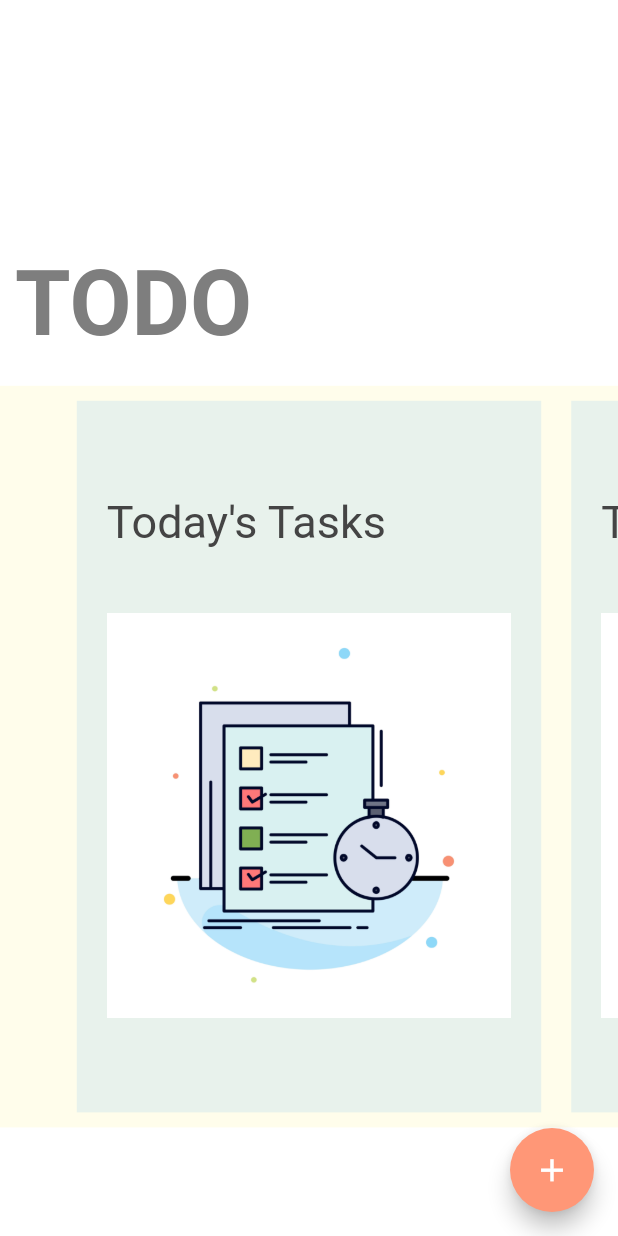
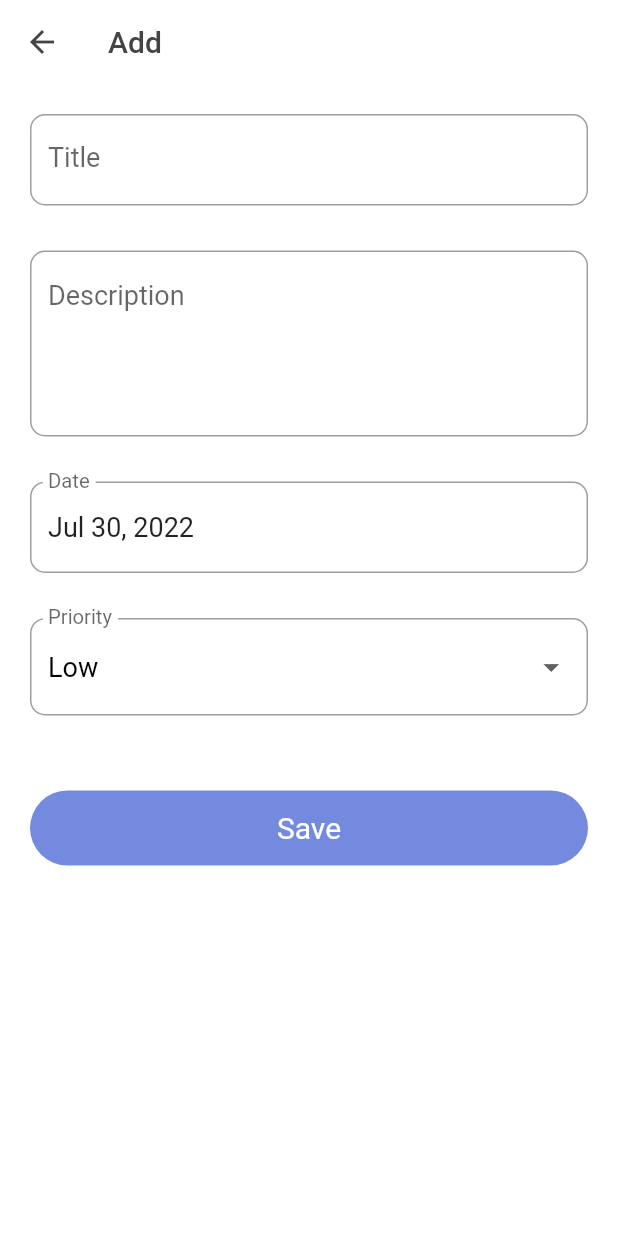
Before and after one commit to mshivkumar/flutterAssignmentTodo, a Flutter app: the screen it shows after launch, after a tap on the "add" icon, on a phone screen of 412 x 824 dp. Run offline on Flutter 3.47's test engine with Material 2 defaults, Android fonts, the phone set to English and light mode, and no system bars.

Commit message:
added few widgets

```diff
--- a/lib/main.dart
+++ b/lib/main.dart
@@ -1,4 +1,7 @@
 import 'package:flutter/material.dart';
+import 'package:flutter_assignment_todo/screens/add_task_screen.dart';
+import 'package:flutter_assignment_todo/screens/task_list_screen.dart';
+import 'package:flutter_assignment_todo/utils/theme.dart';
 
 import 'screens/home_page.dart';
 
@@ -14,10 +17,12 @@ class MyApp extends StatelessWidget {
   Widget build(BuildContext context) {
     return MaterialApp(
       title: 'Flutter Demo',
-      theme: ThemeData(
-        primarySwatch: Colors.blue,
-      ),
+      theme: CustomTheme.lightTheme,
       home: const HomePage(),
+      routes: {
+        AddTaskScreen.routeName: (ctx) => const AddTaskScreen(),
+        TaskListScreen.routeName: (ctx) => const TaskListScreen(),
+      },
     );
   }
 }
--- /dev/null
+++ b/lib/models/task.dart
@@ -0,0 +1,20 @@
+class Task {
+  int? id;
+  String? title;
+  DateTime? date;
+  String? priority;
+  int? status;
+
+  Task({
+    this.id,
+    this.title,
+    this.date,
+    this.priority,
+    this.status,
+  });
+
+  @override
+  String toString() {
+    return 'Task{id: $id, title: $title, date: $date, priority: $priority, status: $status}';
+  }
+}
--- /dev/null
+++ b/lib/screens/add_task_screen.dart
@@ -0,0 +1,214 @@
+import 'package:flutter/material.dart';
+import 'package:flutter_assignment_todo/utils/colors.dart';
+import 'package:intl/intl.dart';
+
+class AddTaskScreen extends StatefulWidget {
+  static const routeName = '/add-task-screen';
+
+  const AddTaskScreen({Key? key}) : super(key: key);
+
+  @override
+  State<AddTaskScreen> createState() => _AddTaskScreenState();
+}
+
+class _AddTaskScreenState extends State<AddTaskScreen> {
+  final DateFormat _dateFormatter = DateFormat('MMM dd, yyyy');
+  final List<String> _priorities = ['Low', 'Medium', 'High'];
+  final _formKey = GlobalKey<FormState>();
+  late TextEditingController _titleController;
+  late TextEditingController _descController;
+  late TextEditingController _dateController;
+  String _title = '';
+  String _description = '';
+  String _priority = 'Low';
+  DateTime _date =
+      DateTime(DateTime.now().year, DateTime.now().month, DateTime.now().day);
+
+  @override
+  void initState() {
+    super.initState();
+    _titleController = TextEditingController();
+    _descController = TextEditingController();
+    _dateController = TextEditingController(text: _dateFormatter.format(_date));
+  }
+
+  /* TODO goes in VIEWMODEL */
+  _handleDatePicker() async {
+    DateTime startDate =
+        DateTime(DateTime.now().year, DateTime.now().month, DateTime.now().day);
+    DateTime endDate = startDate.add(const Duration(days: 10));
+    final DateTime? date = await showDatePicker(
+      context: context,
+      initialDate: _date,
+      firstDate: startDate,
+      lastDate: endDate,
+    );
+    if (date != null) {
+      setState(() {
+        _date = date;
+      });
+      _dateController.text = _dateFormatter.format(date);
+    }
+  }
+
+  /* TODO Goes in VIEWMODEL */
+  _submit(){
+    if(_formKey.currentState!.validate()){
+      _formKey.currentState!.save();
+      print('$_title, $_date, $_priority');
+    }
+  }
+
+  @override
+  Widget build(BuildContext context) {
+    return Scaffold(
+      backgroundColor: APPColors.kcWhite,
+      appBar: AppBar(
+        backgroundColor: APPColors.kcWhite,
+        foregroundColor: APPColors.kcBlack,
+        elevation: 0.0,
+        title: const Text('Add'),
+      ),
+      body: SingleChildScrollView(
+        child: Padding(
+          padding: const EdgeInsets.all(20.0),
+          child: Column(
+            mainAxisSize: MainAxisSize.max,
+            children: [
+              Form(
+                key: _formKey,
+                child: Column(
+                  mainAxisSize: MainAxisSize.min,
+                  children: <Widget>[
+                    TextFormField(
+                      controller: _titleController,
+                      autovalidateMode: AutovalidateMode.onUserInteraction,
+                      style: const TextStyle(fontSize: 18.0),
+                      decoration: InputDecoration(
+                        labelText: 'Title',
+                        labelStyle: const TextStyle(fontSize: 18.0),
+                        border: OutlineInputBorder(
+                          borderRadius: BorderRadius.circular(10.0),
+                        ),
+                      ),
+                      validator: (input) =>
+                          input!.trim().isEmpty ? 'Please enter a title' : null,
+                      onSaved: (input) => _title = input!,
+                      // initialValue: _title,
+                    ),
+                    const SizedBox(
+                      height: 30.0,
+                    ),
+                    TextFormField(
+                      controller: _descController,
+                      autovalidateMode: AutovalidateMode.onUserInteraction,
+                      style: const TextStyle(fontSize: 18.0),
+                      maxLines: 4,
+                      decoration: InputDecoration(
+                        labelText: 'Description',
+                        labelStyle: const TextStyle(fontSize: 18.0),
+                        alignLabelWithHint: true,
+                        border: OutlineInputBorder(
+                          borderRadius: BorderRadius.circular(10.0),
+                        ),
+                      ),
+                      validator: (input) => input!.trim().isEmpty
+                          ? 'Please enter a description'
+                          : null,
+                      onSaved: (input) => _description = input!,
+                    ),
+                    const SizedBox(
+                      height: 30.0,
+                    ),
+                    TextFormField(
+                      readOnly: true,
+                      controller: _dateController,
+                      autovalidateMode: AutovalidateMode.onUserInteraction,
+                      style: const TextStyle(fontSize: 18.0),
+                      onTap: _handleDatePicker,
+                      decoration: InputDecoration(
+                        labelText: 'Date',
+                        labelStyle: const TextStyle(fontSize: 18.0),
+                        border: OutlineInputBorder(
+                          borderRadius: BorderRadius.circular(10.0),
+                        ),
+                      ),
+                    ),
+                    const SizedBox(
+                      height: 30.0,
+                    ),
+                    DropdownButtonFormField(
+                      isDense: true,
+                      icon: const Icon(Icons.arrow_drop_down_outlined),
+                      iconSize: 25.0,
+                      items: _priorities.map((String priority) {
+                        return DropdownMenuItem(
+                          value: priority,
+                          child: Text(
+                            priority,
+                            style: const TextStyle(
+                              color: Colors.black,
+                              fontSize: 18.0,
+                            ),
+                          ),
+                        );
+                      }).toList(),
+                      style: const TextStyle(fontSize: 18.0),
+                      decoration: InputDecoration(
+                        labelText: 'Priority',
+                        labelStyle: const TextStyle(fontSize: 18.0),
+                        border: OutlineInputBorder(
+                          borderRadius: BorderRadius.circular(10.0),
+                        ),
+                      ),
+                      validator: (input) => _priority == null
+                          ? 'Please select a priority level'
+                          : null,
+                      onChanged: (value) {
+                        setState(() {
+                          _priority = value.toString();
+                        });
+                      },
+                      value: _priority,
+                    ),
+                    const SizedBox(
+                      height: 50.0,
+                    ),
+                    GestureDetector(
+                      onTap: _submit,
+                      child: Container(
+                        height: 50.0,
+                        width: double.infinity,
+                        decoration: BoxDecoration(
+                          color: APPColors.kcGraphSecondary,
+                          borderRadius: BorderRadius.circular(30.0),
+                        ),
+                        child: const Center(
+                          child: Text(
+                            'Save',
+                            style: TextStyle(
+                              color: Colors.white,
+                              fontSize: 20.0,
+                            ),
+                          ),
+                        ),
+                      ),
+                    ),
+                  ],
+                ),
+              )
+            ],
+          ),
+        ),
+      ),
+    );
+  }
+
+  @override
+  void dispose() {
+    super.dispose();
+    _titleController.dispose();
+    _descController.dispose();
+    _dateController.dispose();
+  }
+}
--- a/lib/screens/home_page.dart
+++ b/lib/screens/home_page.dart
@@ -1,4 +1,5 @@
 import 'package:flutter/material.dart';
+import 'package:flutter_assignment_todo/screens/add_task_screen.dart';
 import 'package:flutter_assignment_todo/utils/colors.dart';
 import 'package:flutter_assignment_todo/utils/text_styles.dart';
 
@@ -22,11 +23,10 @@ class _HomePageState extends State<HomePage> {
           children: [
             Container(
               padding: const EdgeInsets.all(10.0),
-              // color: Colors.red.withOpacity(0.1),
               height: MediaQuery.of(context).size.height * 0.3,
               width: double.infinity,
               child: Align(
-                alignment: Alignment.bottomLeft,
+                alignment: Alignment.centerLeft,
                 child: Text(
                   'TODO',
                   style: AppTypography.kGilroyBoldGeneric(
@@ -34,19 +34,17 @@ class _HomePageState extends State<HomePage> {
                 ),
               ),
             ),
-            const SizedBox(
-              height: 10.0,
-            ),
-            Container(
-              color: Colors.yellow.withOpacity(0.1),
+            SizedBox(
               height: MediaQuery.of(context).size.height * 0.6,
               width: double.infinity,
-              child: PageViewWidget(),
+              child: const PageViewWidget(),
             ),
           ],
         ),
         floatingActionButton: FloatingActionButton(
-          onPressed: () {},
+          onPressed: () {
+            Navigator.of(context).pushNamed(AddTaskScreen.routeName);
+          },
           backgroundColor: APPColors.kcOrange,
           child: const Icon(
             Icons.add,
--- a/lib/utils/constants.dart
+++ b/lib/utils/constants.dart
@@ -1,3 +1,6 @@
+enum NavigateToPage {today, tomorrow, upcoming}
+enum TaskList {today, tomorrow, upcoming}
+
 class AppConstants {
   static const String appNameKey = 'TODO App';
 }
--- /dev/null
+++ b/lib/utils/theme.dart
@@ -0,0 +1,14 @@
+import 'package:flutter/material.dart';
+
+import 'colors.dart';
+
+class CustomTheme {
+  static ThemeData get lightTheme {
+    return ThemeData(
+      primaryColor: APPColors.kcGraphSecondary,
+      scaffoldBackgroundColor: Colors.white,
+      colorScheme:
+          ColorScheme.fromSwatch().copyWith(secondary: APPColors.kcOrange),
+    );
+  }
+}
--- a/lib/widgets/page_view_widget.dart
+++ b/lib/widgets/page_view_widget.dart
@@ -1,4 +1,7 @@
 import 'package:flutter/material.dart';
+import 'package:flutter_assignment_todo/screens/task_list_screen.dart';
+import 'package:flutter_assignment_todo/utils/colors.dart';
+import 'package:flutter_assignment_todo/utils/constants.dart';
 import 'package:flutter_assignment_todo/utils/text_styles.dart';
 
 class PageViewWidget extends StatefulWidget {
@@ -17,13 +20,41 @@ class _PageViewWidgetState extends State<PageViewWidget> {
     _controller = PageController(initialPage: 0, viewportFraction: 0.8);
   }
 
-  Widget pageWidget() {
-    return Padding(
+  /* todo add to viewmodel */
+  void navigate({required NavigateToPage navigateTo}) {
+    switch (navigateTo) {
+      case NavigateToPage.today:
+        {
+          Navigator.of(context).pushNamed(TaskListScreen.routeName,
+              arguments: {'taskList': TaskList.today});
+        }
+        break;
+
+      case NavigateToPage.tomorrow:
+        {
+          Navigator.of(context).pushNamed(TaskListScreen.routeName,
+              arguments: {'taskList': TaskList.tomorrow});
+        }
+        break;
+
+      default:
+        {
+          Navigator.of(context).pushNamed(TaskListScreen.routeName,
+              arguments: {'taskList': TaskList.upcoming});
+        }
+        break;
+    }
+  }
+
+  Widget pageWidget({required String title, required Function onPressed}) {
+    return GestureDetector(
+      onTap: () => onPressed(),
+      child: Padding(
         padding: const EdgeInsets.all(10.0),
         child: Container(
+          color: APPColors.kcBlue.withOpacity(0.1),
           height: 200,
           width: 400,
-        color: Colors.blue.withOpacity(0.1),
           child: Padding(
             padding: const EdgeInsets.all(20.0),
             child: Column(
@@ -33,15 +64,24 @@ class _PageViewWidgetState extends State<PageViewWidget> {
                 Align(
                   alignment: Alignment.topLeft,
                   child: Text(
-                  "Today's Tasks",
+                    title,
                     style: AppTypography.kGilroyBoldGeneric(
                       fontSize: 30,
                       fontWeight: FontWeight.w400,
                     ),
                   ),
                 ),
-              Image(image: const AssetImage("assets/images/todo.png"))
+                const Icon(
+                  Icons.task_rounded,
+                  size: 200,
+                  color: APPColors.kcGraphSecondary,
+                )
+                // Image.asset(
+                //   "assets/images/todo.png",
+                //   fit: BoxFit.contain,
+                // ),
               ],
+            ),
           ),
         ),
       ),
@@ -54,9 +94,18 @@ class _PageViewWidgetState extends State<PageViewWidget> {
       allowImplicitScrolling: true,
       controller: _controller,
       children: [
-        pageWidget(),
-        pageWidget(),
-        pageWidget(),
+        pageWidget(
+          title: "Today's tasks",
+          onPressed: () => navigate(navigateTo: NavigateToPage.today),
+        ),
+        pageWidget(
+          title: "Tomorrow's tasks",
+          onPressed: () => navigate(navigateTo: NavigateToPage.tomorrow),
+        ),
+        pageWidget(
+          title: "Upcoming tasks",
+          onPressed: () => navigate(navigateTo: NavigateToPage.upcoming),
+        ),
       ],
     );
   }
--- a/pubspec.yaml
+++ b/pubspec.yaml
@@ -34,6 +34,7 @@ dependencies:
   # The following adds the Cupertino Icons font to your application.
   # Use with the CupertinoIcons class for iOS style icons.
   cupertino_icons: ^1.0.2
+  intl:
 
 dev_dependencies:
   flutter_test:
@@ -75,7 +76,7 @@ flutter:
   fonts:
     - family: Gilroy
       fonts:
-        - asset: assets/fonts/Gilroy_Bold.otff
+        - asset: assets/fonts/Gilroy_Bold.otf
     - family: Nunito
       fonts:
         - asset: assets/fonts/Nunito_Regular.ttf
```
Also changed, not shown: lib/screens/task_list_screen.dart (added, +49 -0 lines), assets/images/todo.gif (added), pubspec.lock. Lines whose indentation alone changed are shown as unchanged.
